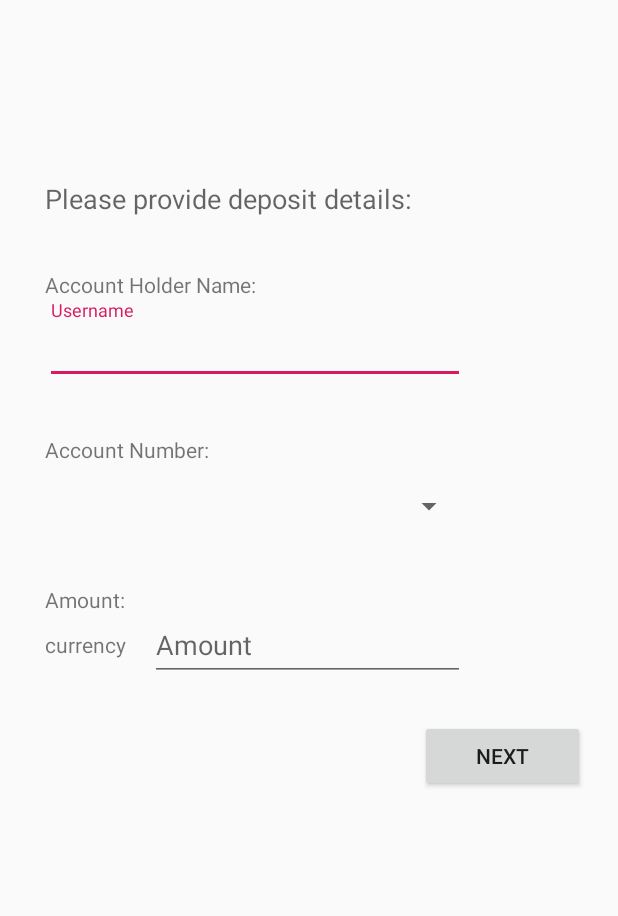
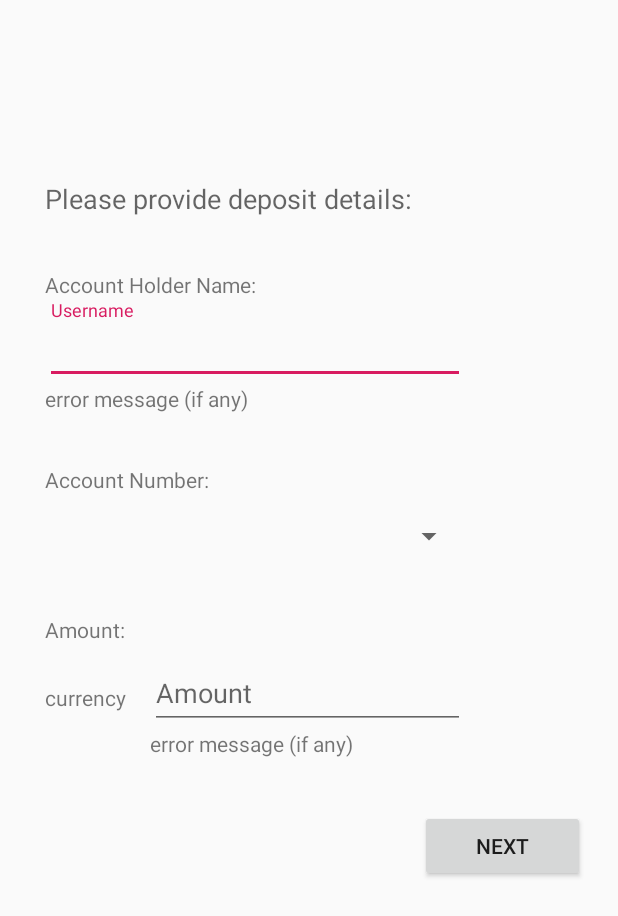
Before and after one commit to JefferyLeeJieKai/BankingSimulator, an Android app: the layout deposit_banker.xml on its own in the app's theme, with its tools: preview values and no code run, on a phone screen of 412 x 824 dp. Shown: the top 916 px of the screen. Run offline under Robolectric (Android 15) with nearby library versions, the phone set to English and light mode, and no system bars; plain views replace PercentRelativeLayout.

Commit message:
added error message (if any) to deposit

```diff
--- a/app/src/main/res/layout/deposit_ah.xml
+++ b/app/src/main/res/layout/deposit_ah.xml
@@ -77,6 +77,13 @@
             android:layout_width="match_parent"
             android:layout_height="wrap_content"
             android:hint="Amount" />
+
+        <TextView
+            android:id="@+id/errorAmountLbl"
+            android:layout_width="wrap_content"
+            android:layout_height="wrap_content"
+            android:layout_weight="1"
+            android:text="error message (if any)" />
     </android.support.design.widget.TextInputLayout>
 
     <Button
@@ -84,7 +91,7 @@
         android:layout_width="110dp"
         android:layout_height="wrap_content"
         android:layout_marginLeft="280dp"
-        android:layout_marginTop="480dp"
+        android:layout_marginTop="500dp"
         android:text="Next" />
 
 </android.support.percent.PercentRelativeLayout>
--- a/app/src/main/res/layout/deposit_banker.xml
+++ b/app/src/main/res/layout/deposit_banker.xml
@@ -30,13 +30,20 @@
             android:layout_height="wrap_content"
             android:layout_alignStart="@+id/usernameLbl"
             android:hint="Username" />
+
+        <TextView
+            android:id="@+id/errorUsernameLbl"
+            android:layout_width="wrap_content"
+            android:layout_height="wrap_content"
+            android:layout_weight="1"
+            android:text="error message (if any)" />
     </android.support.design.widget.TextInputLayout>
 
     <TextView
         android:layout_width="wrap_content"
         android:layout_height="wrap_content"
         android:layout_marginLeft="30dp"
-        android:layout_marginTop="290dp"
+        android:layout_marginTop="310dp"
         android:text="Account Number:" />
 
     <Spinner
@@ -44,13 +51,13 @@
         android:layout_width="280dp"
         android:layout_height="35dp"
         android:layout_marginLeft="30dp"
-        android:layout_marginTop="320dp" />
+        android:layout_marginTop="340dp" />
 
     <TextView
         android:layout_width="wrap_content"
         android:layout_height="wrap_content"
         android:layout_marginLeft="30dp"
-        android:layout_marginTop="390dp"
+        android:layout_marginTop="410dp"
         android:text="Amount:" />
 
     <TextView
@@ -58,7 +65,7 @@
         android:layout_width="wrap_content"
         android:layout_height="wrap_content"
         android:layout_marginLeft="30dp"
-        android:layout_marginTop="420dp"
+        android:layout_marginTop="455dp"
         android:text="currency" />
 
     <android.support.design.widget.TextInputLayout
@@ -66,12 +73,19 @@
         android:layout_width="210dp"
         android:layout_height="wrap_content"
         android:layout_marginLeft="100dp"
-        android:layout_marginTop="398dp">
+        android:layout_marginTop="430dp">
 
         <android.support.design.widget.TextInputEditText
             android:layout_width="match_parent"
             android:layout_height="wrap_content"
             android:hint="Amount" />
+
+        <TextView
+            android:id="@+id/errorAmountLbl"
+            android:layout_width="wrap_content"
+            android:layout_height="wrap_content"
+            android:layout_weight="1"
+            android:text="error message (if any)" />
     </android.support.design.widget.TextInputLayout>
 
     <Button
@@ -79,7 +93,7 @@
         android:layout_width="110dp"
         android:layout_height="wrap_content"
         android:layout_marginLeft="280dp"
-        android:layout_marginTop="480dp"
+        android:layout_marginTop="540dp"
         android:text="Next" />
 
 </android.support.percent.PercentRelativeLayout>
```
